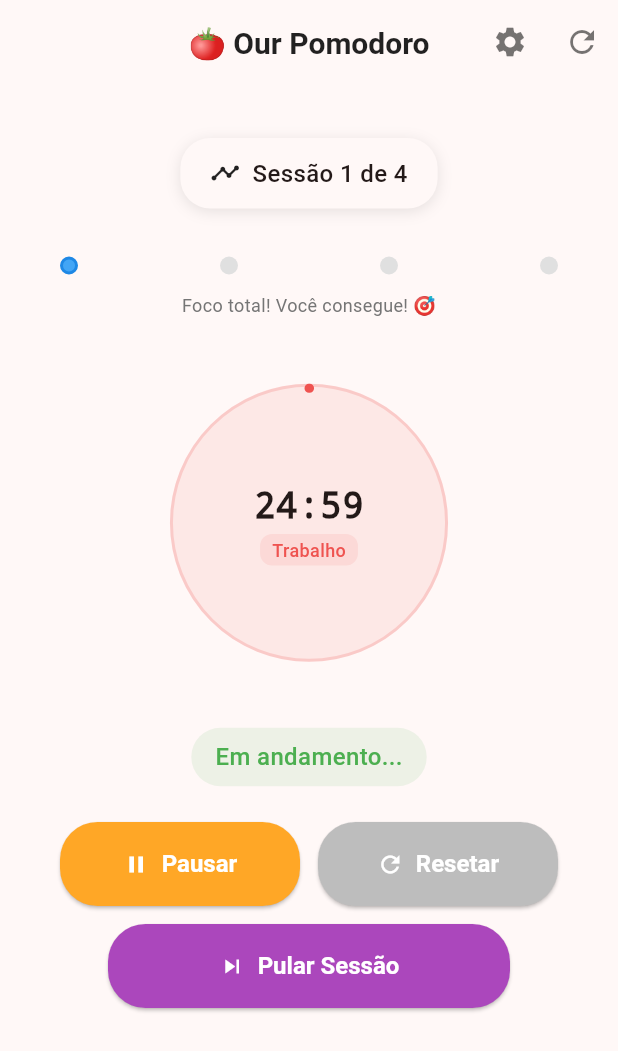
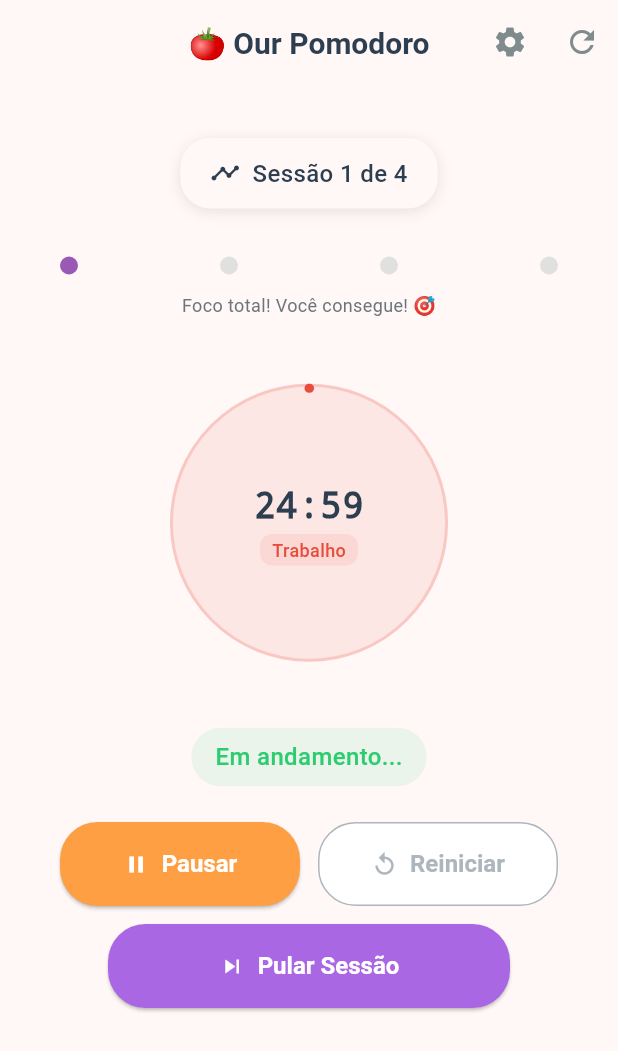
Before and after one commit to Penfore/our-pomodoro, a Flutter app: the screen it shows after launch, after a tap on "Trabalho", on a phone screen of 412 x 824 dp. Shown: the top 1051 px of the screen. Run offline on Flutter 3.47's test engine with Material 3 defaults, Android fonts, the phone set to English and light mode, and no system bars; our stand-ins replace audioplayers, equatable, flutter_bloc, flutter_local_notifications, get_it, shared_preferences and 1 more.

Commit message:
chore: update UI components to utilize theme extensions for improved consistency

```diff
--- a/lib/features/credits/presentation/pages/credits_screen.dart
+++ b/lib/features/credits/presentation/pages/credits_screen.dart
@@ -1,5 +1,7 @@
 import 'package:flutter/material.dart';
 import 'package:flutter/services.dart';
+
+import '../../../../core/theme/theme_extensions.dart';
 
 class CreditsScreen extends StatelessWidget {
   const CreditsScreen({super.key});
@@ -8,14 +10,17 @@ class CreditsScreen extends StatelessWidget {
   Widget build(BuildContext context) {
     return Scaffold(
       appBar: AppBar(
-        title: const Text(
+        title: Text(
           'Créditos',
-          style: TextStyle(color: Colors.black87, fontWeight: FontWeight.w600),
+          style: TextStyle(
+            color: context.textPrimary,
+            fontWeight: FontWeight.w600,
+          ),
         ),
         centerTitle: true,
         elevation: 0,
         backgroundColor: Theme.of(context).scaffoldBackgroundColor,
-        iconTheme: const IconThemeData(color: Colors.black54),
+        iconTheme: IconThemeData(color: context.textSecondary),
       ),
       body: SingleChildScrollView(
         padding: const EdgeInsets.all(24.0),
--- a/lib/features/pomodoro/presentation/pages/timer_screen.dart
+++ b/lib/features/pomodoro/presentation/pages/timer_screen.dart
@@ -1,6 +1,7 @@
 import 'package:flutter/material.dart';
 import 'package:flutter_bloc/flutter_bloc.dart';
 
+import '../../../../core/theme/theme_extensions.dart';
 import '../../../../core/utils/dialog_utils.dart';
 import '../../../../injection_container.dart' as service_locator;
 import '../../../settings/presentation/pages/settings_screen.dart';
@@ -22,10 +23,10 @@ class TimerScreen extends StatelessWidget {
           service_locator.sl<PomodoroBloc>()..add(LoadCurrentSessionEvent()),
       child: Scaffold(
         appBar: AppBar(
-          title: const Text(
+          title: Text(
             '🍅 Our Pomodoro',
             style: TextStyle(
-              color: Colors.black87,
+              color: context.textPrimary,
               fontWeight: FontWeight.w600,
               fontSize: 20,
             ),
@@ -43,7 +44,7 @@ class TimerScreen extends StatelessWidget {
                   ),
                 );
               },
-              icon: const Icon(Icons.settings, color: Colors.black54),
+              icon: Icon(Icons.settings, color: context.textSecondary),
               tooltip: 'Configurações',
             ),
             BlocBuilder<PomodoroBloc, PomodoroState>(
@@ -53,7 +54,7 @@ class TimerScreen extends StatelessWidget {
                   onPressed: () {
                     DialogUtils.showResetConfirmation(context);
                   },
-                  icon: const Icon(Icons.refresh, color: Colors.black54),
+                  icon: Icon(Icons.refresh, color: context.textSecondary),
                   tooltip: 'Resetar Timer',
                 );
               },
@@ -103,20 +104,20 @@ class _SessionTypeSelector extends StatelessWidget {
           children: [
             FloatingActionButton.extended(
               onPressed: () => _startSession(context, PomodoroType.work),
-              backgroundColor: Colors.red.shade400,
+              backgroundColor: context.timerWorkColor,
               icon: const Icon(Icons.work),
               label: const Text('Trabalho'),
             ),
             const SizedBox(width: 8),
             FloatingActionButton.small(
               onPressed: () => _startSession(context, PomodoroType.shortBreak),
-              backgroundColor: Colors.green.shade400,
+              backgroundColor: context.timerShortBreakColor,
               child: const Icon(Icons.coffee),
             ),
             const SizedBox(width: 8),
             FloatingActionButton.small(
               onPressed: () => _startSession(context, PomodoroType.longBreak),
-              backgroundColor: Colors.blue.shade400,
+              backgroundColor: context.timerLongBreakColor,
               child: const Icon(Icons.spa),
             ),
           ],
--- a/lib/features/pomodoro/presentation/widgets/pomodoro_timer_widget.dart
+++ b/lib/features/pomodoro/presentation/widgets/pomodoro_timer_widget.dart
@@ -3,6 +3,8 @@ import 'dart:math';
 import 'package:flutter/material.dart';
 import 'package:flutter_bloc/flutter_bloc.dart';
 
+import '../../../../core/theme/app_colors.dart';
+import '../../../../core/theme/theme_extensions.dart';
 import '../../domain/entities/pomodoro_session.dart';
 import '../bloc/pomodoro_bloc.dart';
 import '../bloc/pomodoro_state.dart';
@@ -26,7 +28,7 @@ class PomodoroTimerWidget extends StatelessWidget {
                   const SizedBox(height: 24),
                   _buildTimerText(state),
                   const SizedBox(height: 20),
-                  _buildStatusText(state),
+                  _buildStatusText(context, state),
                 ],
               ),
             ),
@@ -47,7 +49,7 @@ class PomodoroTimerWidget extends StatelessWidget {
     if (state is PomodoroRunning || state is PomodoroPaused) {
       final session = (state as dynamic).session as PomodoroSession;
       progress = session.progress;
-      circleColor = _getColorForType(session.type);
+      circleColor = _getColorForType(context, session.type);
     }
 
     return SizedBox(
@@ -59,10 +61,14 @@ class PomodoroTimerWidget extends StatelessWidget {
           Container(
             decoration: BoxDecoration(
               shape: BoxShape.circle,
-              color: circleColor.withValues(alpha: 0.1),
+              color: circleColor.withValues(
+                alpha: context.isDarkMode ? 0.15 : 0.1,
+              ),
               border: Border.all(
-                color: circleColor.withValues(alpha: 0.2),
-                width: 2,
+                color: circleColor.withValues(
+                  alpha: context.isDarkMode ? 0.3 : 0.2,
+                ),
+                width: context.isDarkMode ? 2.5 : 2,
               ),
             ),
           ),
@@ -72,17 +78,17 @@ class PomodoroTimerWidget extends StatelessWidget {
             painter: _CircularProgressPainter(
               progress: progress,
               color: circleColor,
-              strokeWidth: 6,
+              strokeWidth: context.isDarkMode ? 7 : 6,
             ),
           ),
           // Timer display
-          Center(child: _buildTimerDisplay(state)),
+          Center(child: _buildTimerDisplay(context, state)),
         ],
       ),
     );
   }
 
-  Widget _buildTimerDisplay(PomodoroState state) {
+  Widget _buildTimerDisplay(BuildContext context, PomodoroState state) {
     if (state is PomodoroLoading) {
       return const CircularProgressIndicator();
     }
@@ -94,17 +100,21 @@ class PomodoroTimerWidget extends StatelessWidget {
         children: [
           Text(
             session.formattedTime,
-            style: const TextStyle(
+            style: TextStyle(
               fontSize: 24,
               fontWeight: FontWeight.bold,
               fontFamily: 'monospace',
+              color: context.textPrimary,
             ),
           ),
           const SizedBox(height: 2),
           Container(
             padding: const EdgeInsets.symmetric(horizontal: 8, vertical: 2),
             decoration: BoxDecoration(
-              color: _getColorForType(session.type).withValues(alpha: 0.1),
+              color: _getColorForType(
+                context,
+                session.type,
+              ).withValues(alpha: context.isDarkMode ? 0.2 : 0.1),
               borderRadius: BorderRadius.circular(8),
             ),
             child: Text(
@@ -112,7 +122,7 @@ class PomodoroTimerWidget extends StatelessWidget {
               style: TextStyle(
                 fontSize: 12,
                 fontWeight: FontWeight.w500,
-                color: _getColorForType(session.type),
+                color: _getColorForType(context, session.type),
               ),
             ),
           ),
@@ -129,13 +139,13 @@ class PomodoroTimerWidget extends StatelessWidget {
             fontSize: 24,
             fontWeight: FontWeight.bold,
             fontFamily: 'monospace',
-            color: Colors.grey.shade400,
+            color: context.timerPausedColor,
           ),
         ),
         const SizedBox(height: 2),
         Text(
           'Pronto para começar',
-          style: TextStyle(fontSize: 12, color: Colors.grey.shade600),
+          style: TextStyle(fontSize: 12, color: context.textTertiary),
         ),
       ],
     );
@@ -159,22 +169,22 @@ class PomodoroTimerWidget extends StatelessWidget {
     return const SizedBox.shrink();
   }
 
-  Widget _buildStatusText(PomodoroState state) {
+  Widget _buildStatusText(BuildContext context, PomodoroState state) {
     String statusText = '';
-    Color statusColor = Colors.grey;
+    Color statusColor = context.textSecondary;
 
     if (state is PomodoroRunning) {
       statusText = 'Em andamento...';
-      statusColor = Colors.green;
+      statusColor = context.timerShortBreakColor;
     } else if (state is PomodoroPaused) {
       statusText = 'Pausado';
-      statusColor = Colors.orange;
+      statusColor = AppColors.accentOrange;
     } else if (state is PomodoroCompleted) {
       statusText = 'Concluído';
-      statusColor = Colors.blue;
+      statusColor = AppColors.accentBlue;
     } else if (state is PomodoroError) {
       statusText = state.message;
-      statusColor = Colors.red;
+      statusColor = Theme.of(context).colorScheme.error;
     }
 
     if (statusText.isEmpty) return const SizedBox.shrink();
@@ -182,8 +192,11 @@ class PomodoroTimerWidget extends StatelessWidget {
     return Container(
       padding: const EdgeInsets.symmetric(horizontal: 16, vertical: 8),
       decoration: BoxDecoration(
-        color: statusColor.withValues(alpha: 0.1),
+        color: statusColor.withValues(alpha: context.isDarkMode ? 0.2 : 0.1),
         borderRadius: BorderRadius.circular(20),
+        border: context.isDarkMode
+            ? Border.all(color: statusColor.withValues(alpha: 0.3), width: 1)
+            : null,
       ),
       child: Text(
         statusText,
@@ -196,14 +209,14 @@ class PomodoroTimerWidget extends StatelessWidget {
     );
   }
 
-  Color _getColorForType(PomodoroType type) {
+  Color _getColorForType(BuildContext context, PomodoroType type) {
     switch (type) {
       case PomodoroType.work:
-        return Colors.red.shade400;
+        return context.timerWorkColor;
       case PomodoroType.shortBreak:
-        return Colors.green.shade400;
+        return context.timerShortBreakColor;
       case PomodoroType.longBreak:
-        return Colors.blue.shade400;
+        return context.timerLongBreakColor;
     }
   }
 
--- a/lib/features/pomodoro/presentation/widgets/session_info_widget.dart
+++ b/lib/features/pomodoro/presentation/widgets/session_info_widget.dart
@@ -1,6 +1,7 @@
 import 'package:flutter/material.dart';
 import 'package:flutter_bloc/flutter_bloc.dart';
 
+import '../../../../core/theme/theme_extensions.dart';
 import '../../domain/entities/pomodoro_session.dart';
 import '../bloc/pomodoro_bloc.dart';
 import '../bloc/pomodoro_state.dart';
@@ -44,8 +45,10 @@ class SessionInfoWidget extends StatelessWidget {
           borderRadius: BorderRadius.circular(20),
           boxShadow: [
             BoxShadow(
-              color: Colors.black.withValues(alpha: 0.1),
-              blurRadius: 8,
+              color: context.isDarkMode
+                  ? Colors.black.withValues(alpha: 0.3)
+                  : Colors.black.withValues(alpha: 0.1),
+              blurRadius: context.isDarkMode ? 12 : 8,
               offset: const Offset(0, 2),
             ),
           ],
@@ -53,11 +56,15 @@ class SessionInfoWidget extends StatelessWidget {
         child: Row(
           mainAxisSize: MainAxisSize.min,
           children: [
-            const Icon(Icons.timeline, size: 20),
+            Icon(Icons.timeline, size: 20, color: context.textPrimary),
             const SizedBox(width: 8),
             Text(
               'Sessão $currentSession de $totalSessions',
-              style: const TextStyle(fontSize: 16, fontWeight: FontWeight.w500),
+              style: TextStyle(
+                fontSize: 16,
+                fontWeight: FontWeight.w500,
+                color: context.textPrimary,
+              ),
             ),
           ],
         ),
@@ -69,24 +76,31 @@ class SessionInfoWidget extends StatelessWidget {
     if (state is! PomodoroRunning &&
         state is! PomodoroPaused &&
         state is! PomodoroCompleted) {
-      return Container(
+      return Builder(
+        builder: (context) => Container(
           padding: const EdgeInsets.all(16),
           child: Column(
             children: [
-            Icon(Icons.access_time, size: 32, color: Colors.grey.shade400),
+              Icon(
+                Icons.access_time,
+                size: 32,
+                color: context.timerPausedColor,
+              ),
               const SizedBox(height: 8),
               Text(
                 'Aguardando início da sessão',
-              style: TextStyle(fontSize: 14, color: Colors.grey.shade600),
+                style: TextStyle(fontSize: 14, color: context.textTertiary),
               ),
             ],
+          ),
         ),
       );
     }
 
     final session = (state as dynamic).session as PomodoroSession;
 
-    return Container(
+    return Builder(
+      builder: (context) => Container(
         padding: const EdgeInsets.all(16),
         child: Column(
           children: [
@@ -94,21 +108,25 @@ class SessionInfoWidget extends StatelessWidget {
               mainAxisAlignment: MainAxisAlignment.spaceBetween,
               children: [
                 _buildSessionDot(
+                  context,
                   0,
                   session.currentSession,
                   session.totalSessions,
                 ),
                 _buildSessionDot(
+                  context,
                   1,
                   session.currentSession,
                   session.totalSessions,
                 ),
                 _buildSessionDot(
+                  context,
                   2,
                   session.currentSession,
                   session.totalSessions,
                 ),
                 _buildSessionDot(
+                  context,
                   3,
                   session.currentSession,
                   session.totalSessions,
@@ -118,15 +136,21 @@ class SessionInfoWidget extends StatelessWidget {
             const SizedBox(height: 12),
             Text(
               _getProgressMessage(session),
-            style: TextStyle(fontSize: 12, color: Colors.grey.shade600),
+              style: TextStyle(fontSize: 12, color: context.textTertiary),
               textAlign: TextAlign.center,
             ),
           ],
         ),
+      ),
     );
   }
 
-  Widget _buildSessionDot(int index, int currentSession, int totalSessions) {
+  Widget _buildSessionDot(
+    BuildContext context,
+    int index,
+    int currentSession,
+    int totalSessions,
+  ) {
     final workSessionsCompleted = (currentSession - 1).clamp(0, totalSessions);
 
     final isCompleted = index < workSessionsCompleted;
@@ -135,11 +159,14 @@ class SessionInfoWidget extends StatelessWidget {
 
     Color dotColor;
     if (isCompleted) {
-      dotColor = Colors.green.shade400;
+      dotColor = context.timerShortBreakColor;
     } else if (isCurrent) {
-      dotColor = Colors.blue.shade400;
+      dotColor = context.timerLongBreakColor;
     } else {
-      dotColor = Colors.grey.shade300;
+      dotColor = context.adaptiveColor(
+        light: Colors.grey.shade300,
+        dark: Colors.grey.shade700,
+      );
     }
 
     return Container(
@@ -149,7 +176,16 @@ class SessionInfoWidget extends StatelessWidget {
         shape: BoxShape.circle,
         color: dotColor,
         border: isCurrent
-            ? Border.all(color: Colors.blue.shade600, width: 2)
+            ? Border.all(color: context.timerLongBreakColor, width: 2)
+            : null,
+        boxShadow: context.isDarkMode && (isCompleted || isCurrent)
+            ? [
+                BoxShadow(
+                  color: dotColor.withValues(alpha: 0.4),
+                  blurRadius: 4,
+                  spreadRadius: 1,
+                ),
+              ]
             : null,
       ),
     );
--- a/lib/features/pomodoro/presentation/widgets/timer_controls_widget.dart
+++ b/lib/features/pomodoro/presentation/widgets/timer_controls_widget.dart
@@ -1,6 +1,8 @@
 import 'package:flutter/material.dart';
 import 'package:flutter_bloc/flutter_bloc.dart';
 
+import '../../../../core/theme/app_colors.dart';
+import '../../../../core/theme/theme_extensions.dart';
 import '../../../../core/utils/dialog_utils.dart';
 import '../bloc/pomodoro_bloc.dart';
 import '../bloc/pomodoro_event.dart';
@@ -36,16 +38,22 @@ class TimerControlsWidget extends StatelessWidget {
   }
 
   Widget _buildStartMessage() {
-    return Column(
+    return Builder(
+      builder: (context) => Column(
         children: [
-        Icon(Icons.play_circle_outline, size: 64, color: Colors.grey.shade400),
+          Icon(
+            Icons.play_circle_outline,
+            size: 64,
+            color: context.timerPausedColor,
+          ),
           const SizedBox(height: 16),
           Text(
             'Escolha um tipo de sessão\npara começar',
-          style: TextStyle(fontSize: 16, color: Colors.grey.shade600),
+            style: TextStyle(fontSize: 16, color: context.textTertiary),
             textAlign: TextAlign.center,
           ),
         ],
+      ),
     );
   }
 
@@ -64,7 +72,7 @@ class TimerControlsWidget extends StatelessWidget {
                 icon: const Icon(Icons.pause),
                 label: const Text('Pausar'),
                 style: ElevatedButton.styleFrom(
-                  backgroundColor: Colors.orange.shade400,
+                  backgroundColor: AppColors.accentOrange,
                   foregroundColor: Colors.white,
                   padding: const EdgeInsets.symmetric(
                     horizontal: 24,
@@ -79,18 +87,25 @@ class TimerControlsWidget extends StatelessWidget {
             const SizedBox(width: 12),
             // Reset button
             Flexible(
-              child: ElevatedButton.icon(
+              child: OutlinedButton.icon(
                 onPressed: () {
                   DialogUtils.showResetConfirmation(context);
                 },
-                icon: const Icon(Icons.refresh),
-                label: const Text('Resetar'),
-                style: ElevatedButton.styleFrom(
-                  backgroundColor: Colors.grey.shade400,
-                  foregroundColor: Colors.white,
+                icon: const Icon(Icons.replay),
+                label: const Text('Reiniciar'),
+                style: OutlinedButton.styleFrom(
+                  backgroundColor: context.adaptiveColor(
+                    light: Colors.white,
+                    dark: Colors.transparent,
+                  ),
+                  foregroundColor: context.timerPausedColor,
+                  side: BorderSide(color: context.timerPausedColor),
                   padding: const EdgeInsets.symmetric(
                     horizontal: 24,
                     vertical: 12,
+                  ),
+                  shape: RoundedRectangleBorder(
+                    borderRadius: BorderRadius.circular(25),
                   ),
                 ),
               ),
@@ -110,7 +125,7 @@ class TimerControlsWidget extends StatelessWidget {
               icon: const Icon(Icons.skip_next),
               label: const Text('Pular Sessão'),
               style: ElevatedButton.styleFrom(
-                backgroundColor: Colors.purple.shade400,
+                backgroundColor: AppColors.accentPurple,
                 foregroundColor: Colors.white,
                 padding: const EdgeInsets.symmetric(vertical: 12),
                 shape: RoundedRectangleBorder(
@@ -139,7 +154,7 @@ class TimerControlsWidget extends StatelessWidget {
                 icon: const Icon(Icons.play_arrow),
                 label: const Text('Continuar'),
                 style: ElevatedButton.styleFrom(
-                  backgroundColor: Colors.green.shade400,
+                  backgroundColor: context.timerShortBreakColor,
                   foregroundColor: Colors.white,
                   padding: const EdgeInsets.symmetric(
                     horizontal: 24,
@@ -161,7 +176,7 @@ class TimerControlsWidget extends StatelessWidget {
                 icon: const Icon(Icons.refresh),
                 label: const Text('Resetar'),
                 style: ElevatedButton.styleFrom(
-                  backgroundColor: Colors.grey.shade400,
+                  backgroundColor: context.timerPausedColor,
                   foregroundColor: Colors.white,
                   padding: const EdgeInsets.symmetric(
                     horizontal: 24,
@@ -188,7 +203,7 @@ class TimerControlsWidget extends StatelessWidget {
               icon: const Icon(Icons.skip_next),
               label: const Text('Pular Sessão'),
               style: ElevatedButton.styleFrom(
-                backgroundColor: Colors.purple.shade400,
+                backgroundColor: AppColors.accentPurple,
                 foregroundColor: Colors.white,
                 padding: const EdgeInsets.symmetric(vertical: 12),
                 shape: RoundedRectangleBorder(
@@ -213,7 +228,7 @@ class TimerControlsWidget extends StatelessWidget {
           icon: const Icon(Icons.refresh),
           label: const Text('Nova Sessão'),
           style: ElevatedButton.styleFrom(
-            backgroundColor: Colors.blue.shade400,
+            backgroundColor: context.timerLongBreakColor,
             foregroundColor: Colors.white,
             padding: const EdgeInsets.symmetric(horizontal: 32, vertical: 16),
             shape: RoundedRectangleBorder(
@@ -228,11 +243,18 @@ class TimerControlsWidget extends StatelessWidget {
   Widget _buildErrorState(BuildContext context, String message) {
     return Column(
       children: [
-        Icon(Icons.error_outline, size: 48, color: Colors.red.shade400),
+        Icon(
+          Icons.error_outline,
+          size: 48,
+          color: Theme.of(context).colorScheme.error,
+        ),
         const SizedBox(height: 16),
         Text(
           message,
-          style: TextStyle(fontSize: 16, color: Colors.red.shade600),
+          style: TextStyle(
+            fontSize: 16,
+            color: Theme.of(context).colorScheme.error,
+          ),
           textAlign: TextAlign.center,
         ),
         const SizedBox(height: 16),
@@ -243,9 +265,9 @@ class TimerControlsWidget extends StatelessWidget {
           icon: const Icon(Icons.refresh),
           label: const Text('Tentar Novamente'),
           style: ElevatedButton.styleFrom(
-            backgroundColor: Colors.red.shade400,
+            backgroundColor: Theme.of(context).colorScheme.error,
             foregroundColor: Colors.white,
-            padding: const EdgeInsets.symmetric(horizontal: 24, vertical: 12),
+            padding: const EdgeInsets.symmetric(horizontal: 32, vertical: 16),
             shape: RoundedRectangleBorder(
               borderRadius: BorderRadius.circular(25),
             ),
```
Lines whose indentation alone changed are shown as unchanged.
